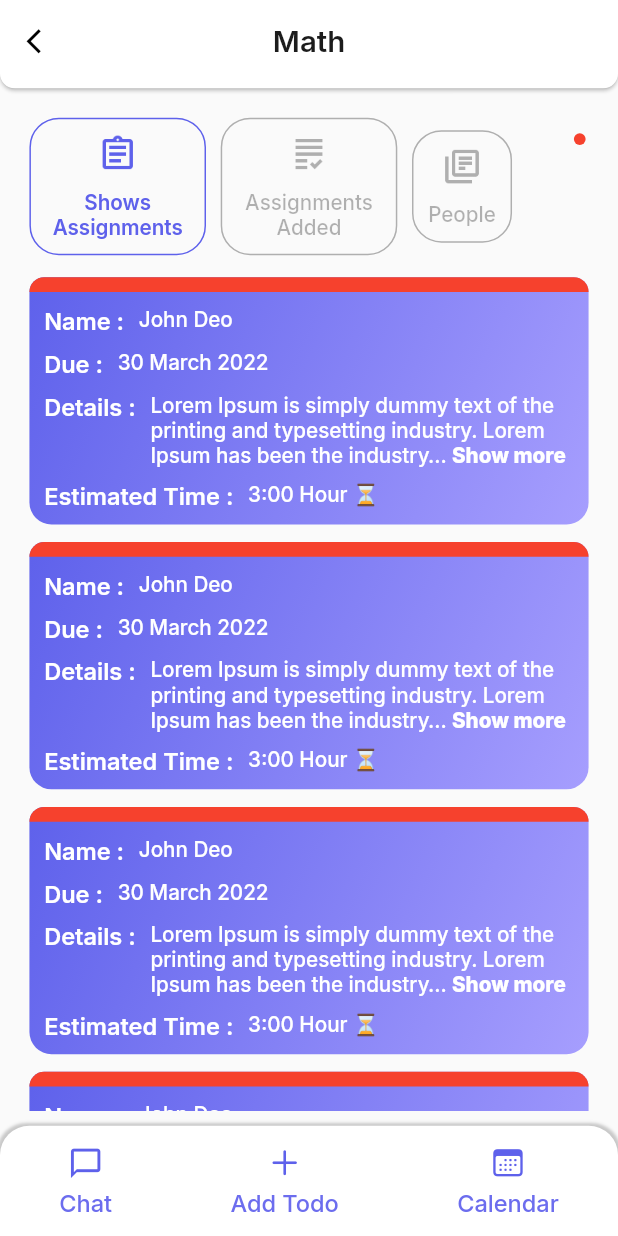
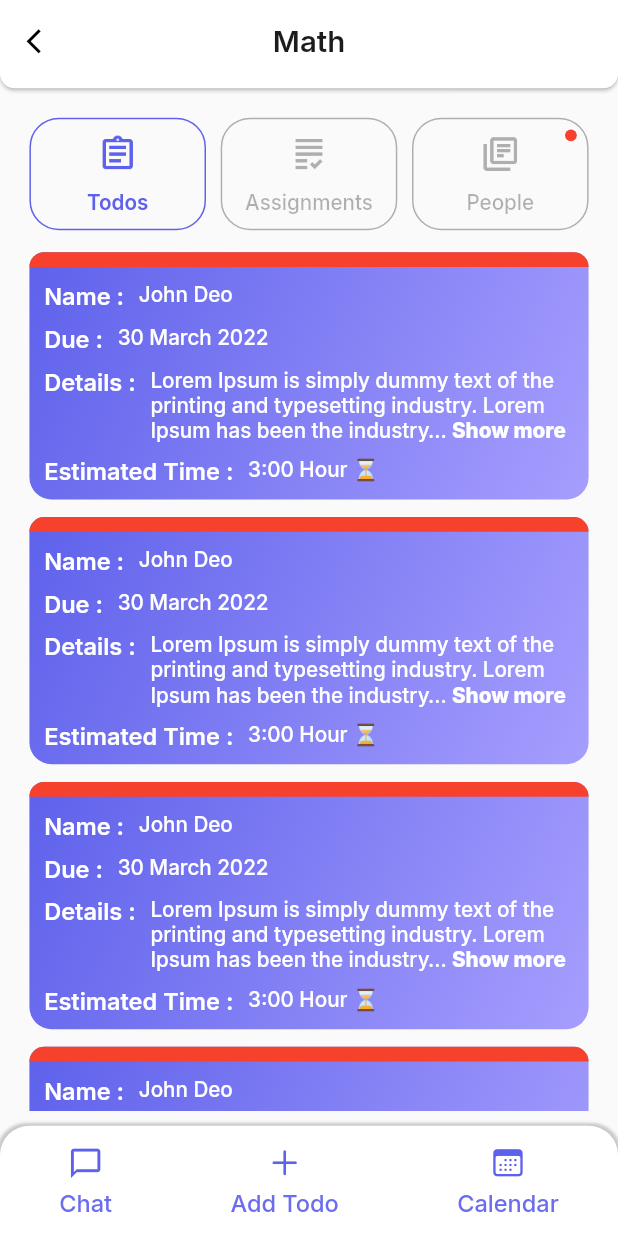
Before and after one commit to Bluemonkeycodes/THIA, a Flutter app: the ClassDetailsScreen screen opened directly, on a phone screen of 412 x 824 dp. Run offline on Flutter 3.47's test engine with Material 2 defaults, Android fonts, the phone set to English and light mode, and no system bars; drawn by our look-alikes of readmore; our stand-ins replace cached_network_image, connectivity_plus, dio, firebase_core, firebase_crashlytics, firebase_messaging and 6 more; accounts and stored records are empty.

Commit message:
Set class details page tabs to be 1/3rd of mediaquery

```diff
--- a/lib/modules/home_module/views/class_details_screen.dart
+++ b/lib/modules/home_module/views/class_details_screen.dart
@@ -58,13 +58,13 @@ class _ClassDetailsScreenState extends State<ClassDetailsScreen> {
         Expanded(
             child: tab(
                 image: Assets.iconsShowAssignment,
-                text: AppTexts.showsAssignments,
+                text: AppTexts.todos,
                 index: 1)),
         widthBox(),
         Expanded(
             child: tab(
                 image: Assets.iconsAssignmentAdded,
-                text: AppTexts.assignmentsAdded,
+                text: AppTexts.assignments,
                 index: 2)),
         widthBox(),
         Expanded(
@@ -93,6 +93,7 @@ class _ClassDetailsScreenState extends State<ClassDetailsScreen> {
             child: Stack(
               children: [
                 Container(
+                  width: MediaQuery.of(context).size.width / 3,
                   padding:
                       const EdgeInsets.symmetric(horizontal: 10, vertical: 10),
                   decoration: BoxDecoration(
@@ -134,8 +135,8 @@ class _ClassDetailsScreenState extends State<ClassDetailsScreen> {
                 ),
                 if (showCircle ?? false)
                   Positioned(
-                    top: 2,
-                    right: 2,
+                    top: 8,
+                    right: 8,
                     child: Container(
                       height: 8,
                       width: 8,
--- a/lib/utils/app_texts.dart
+++ b/lib/utils/app_texts.dart
@@ -30,7 +30,7 @@ class AppTexts {
   static const String logout = "Logout";
   static const String estimatedTime = "Estimated Time";
   static const String selectEstimatedTime = "Select Estimated Time";
-  static const String showsAssignments = "Shows Assignments";
-  static const String assignmentsAdded = "Assignments Added";
+  static const String todos = "Todos";
+  static const String assignments = "Assignments";
   static const String people = "People";
 }
```
